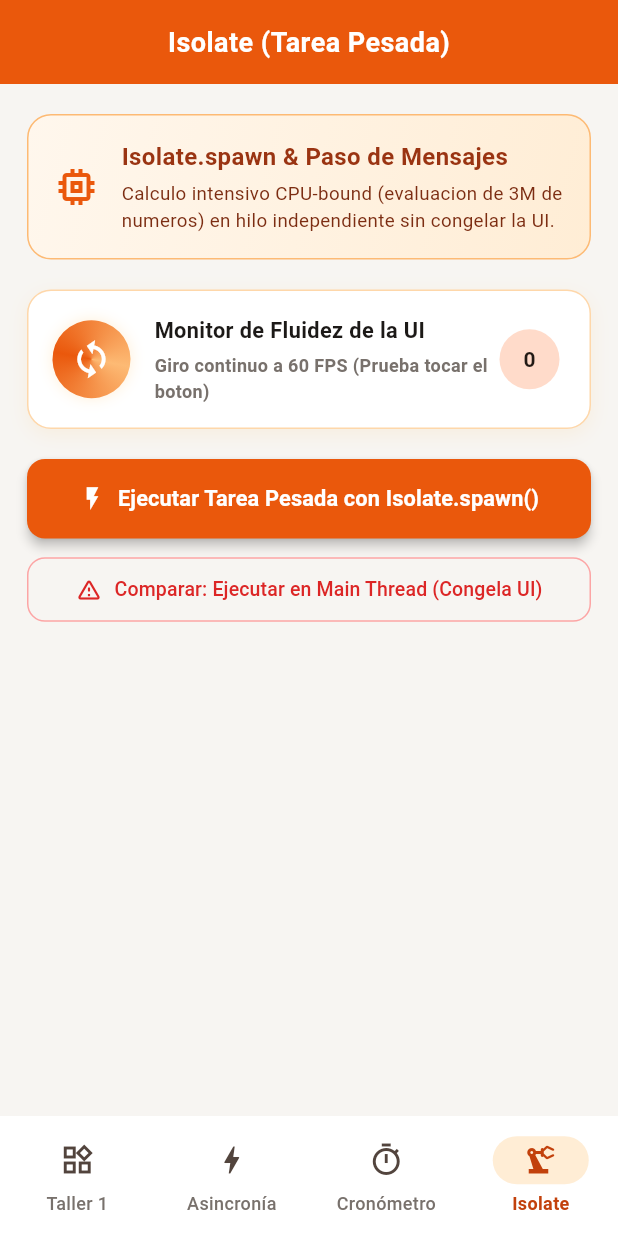
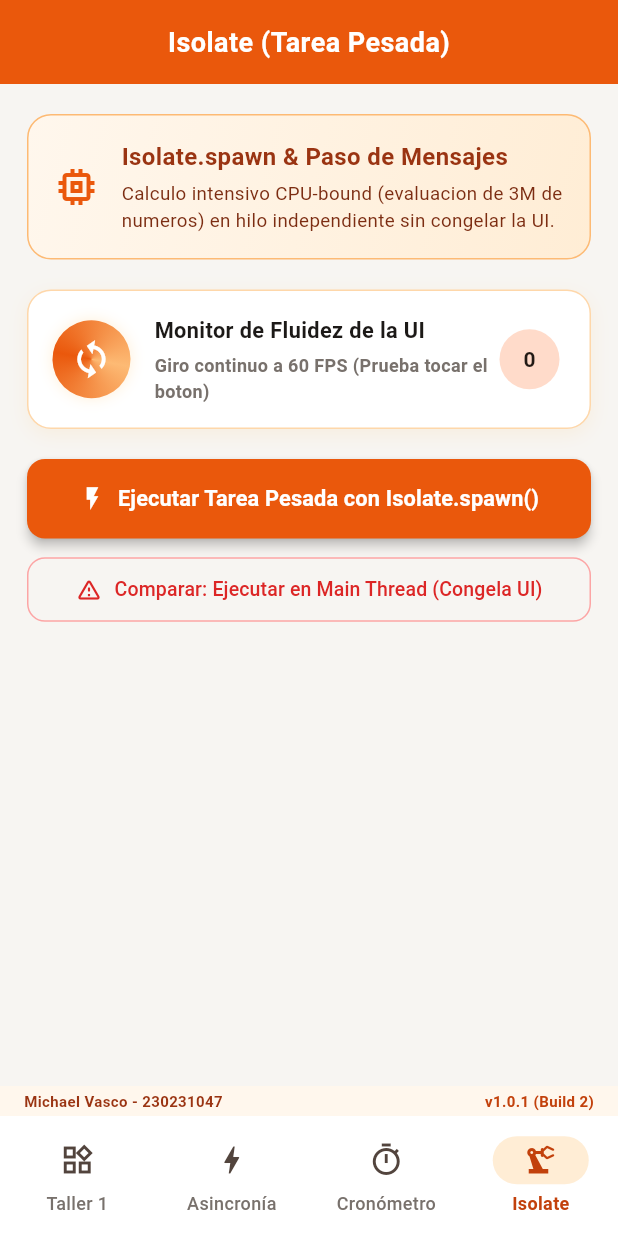
Before and after one commit to BreiK-at/Taller-flutter, a Flutter app: the screen it shows after launch, item 4 of the bottom bar chosen, on a phone screen of 412 x 824 dp. Run offline on Flutter 3.47's test engine with Material 3 defaults, Android fonts, the phone set to English and light mode, and no system bars; network calls fail.

Commit message:
feat(release): actualizar version a 1.0.1+2 con indicador visual in-app y documentacion de distribucion

```diff
--- a/lib/main.dart
+++ b/lib/main.dart
@@ -95,7 +95,36 @@ class _MainNavigationScreenState extends State<MainNavigationScreen> {
         index: _currentIndex,
         children: _screens,
       ),
-      bottomNavigationBar: NavigationBar(
+      bottomNavigationBar: Column(
+        mainAxisSize: MainAxisSize.min,
+        children: [
+          Container(
+            width: double.infinity,
+            color: const Color(0xFFFFF7ED),
+            padding: const EdgeInsets.symmetric(vertical: 3, horizontal: 16),
+            child: const Row(
+              mainAxisAlignment: MainAxisAlignment.spaceBetween,
+              children: [
+                Text(
+                  'Michael Vasco - 230231047',
+                  style: TextStyle(
+                    fontSize: 10,
+                    color: Color(0xFF9A3412),
+                    fontWeight: FontWeight.w600,
+                  ),
+                ),
+                Text(
+                  'v1.0.1 (Build 2)',
+                  style: TextStyle(
+                    fontSize: 10,
+                    color: Color(0xFFC2410C),
+                    fontWeight: FontWeight.bold,
+                  ),
+                ),
+              ],
+            ),
+          ),
+          NavigationBar(
             selectedIndex: _currentIndex,
             onDestinationSelected: (int index) {
               setState(() {
@@ -125,6 +154,8 @@ class _MainNavigationScreenState extends State<MainNavigationScreen> {
               ),
             ],
           ),
+        ],
+      ),
     );
   }
 }
--- a/pubspec.yaml
+++ b/pubspec.yaml
@@ -16,7 +16,7 @@ publish_to: 'none' # Remove this line if you wish to publish to pub.dev
 # https://developer.apple.com/library/archive/documentation/General/Reference/InfoPlistKeyReference/Articles/CoreFoundationKeys.html
 # In Windows, build-name is used as the major, minor, and patch parts
 # of the product and file versions while build-number is used as the build suffix.
-version: 1.0.0+1
+version: 1.0.1+2
 
 environment:
   sdk: ^3.12.2
```
Also changed, not shown: 1 other file. Lines whose indentation alone changed are shown as unchanged.
